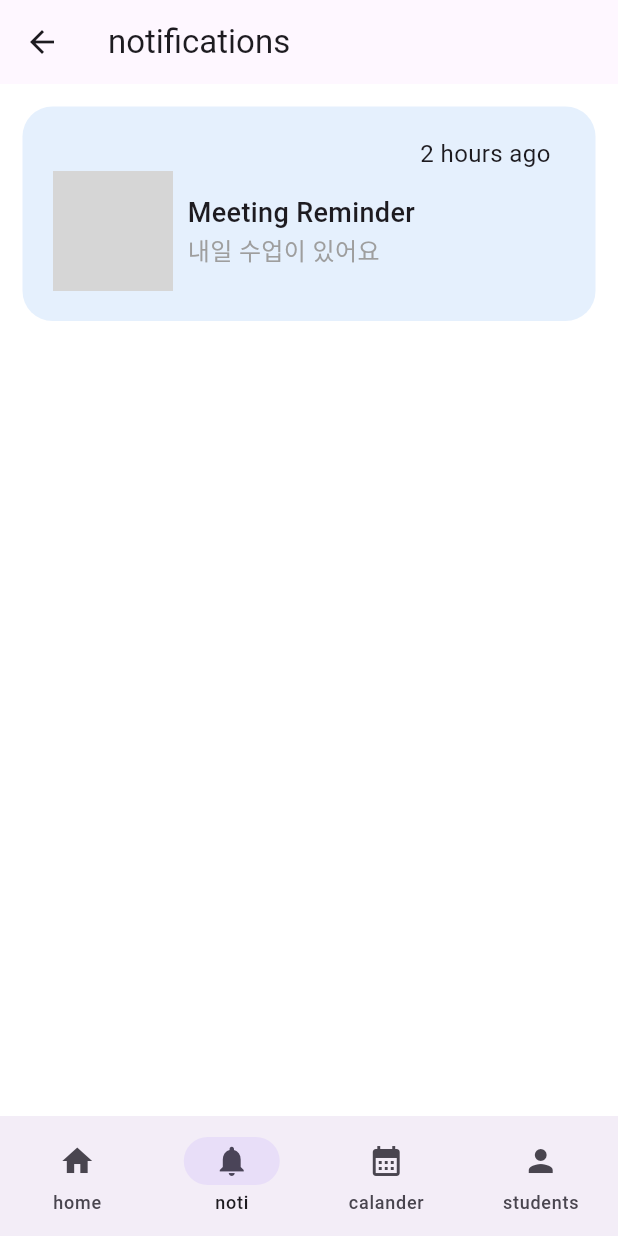
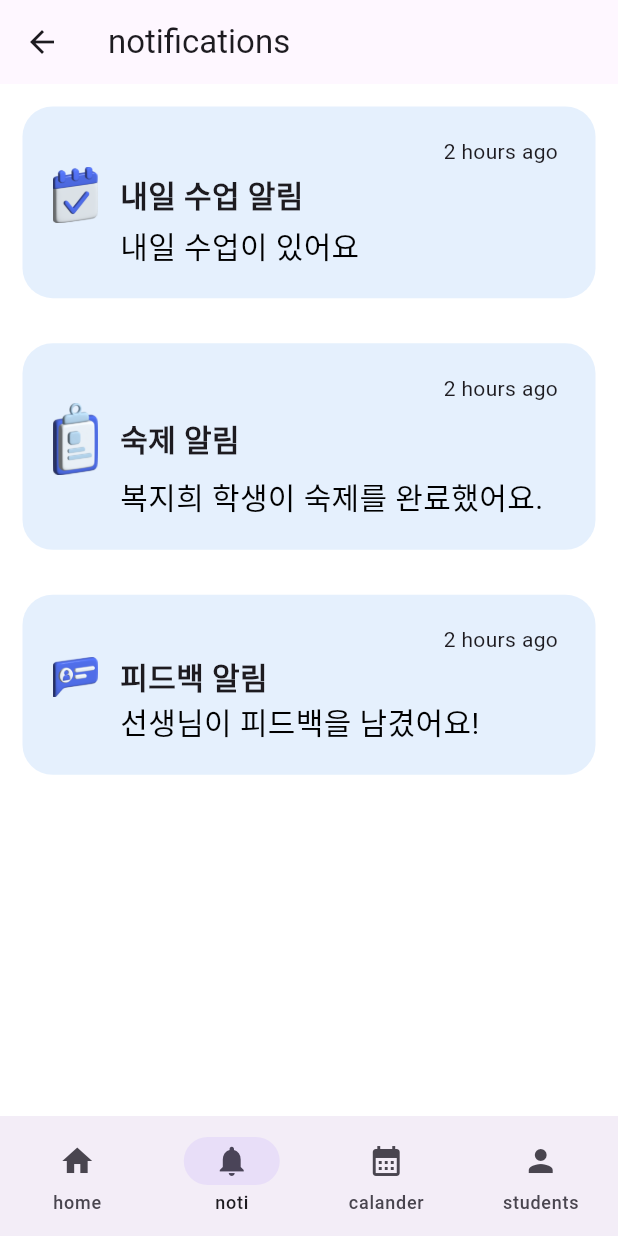
Before and after one commit to Tutorpus/Tutorpus-frontend, a Flutter app: the screen it shows after launch, after a tap on "가짜", on a phone screen of 412 x 824 dp. Run offline on Flutter 3.47's test engine with Material 3 defaults, Android fonts, the light colour scheme and no system bars; our stand-ins replace flutter_svg; grey boxes are pictures that could not be loaded.

Commit message:
notification complete

```diff
--- a/lib/pages/notifications.dart
+++ b/lib/pages/notifications.dart
@@ -23,10 +23,20 @@ class _NotiState extends State<Noti> {
           child: Column(
             children: [
               NotificationBox(
-                  title: 'Meeting Reminder',
+                  title: '내일 수업 알림',
                   detail: '내일 수업이 있어요',
                   time: '2 hours ago',
-                  type: 'meeting'),
+                  type: 'calendar'),
+              NotificationBox(
+                  title: '숙제 알림',
+                  detail: '복지희 학생이 숙제를 완료했어요.',
+                  time: '2 hours ago',
+                  type: 'homework'),
+              NotificationBox(
+                  title: '피드백 알림',
+                  detail: '선생님이 피드백을 남겼어요!',
+                  time: '2 hours ago',
+                  type: 'feedback'),
             ],
           ),
         ),
@@ -43,17 +53,15 @@ class _NotiState extends State<Noti> {
     // 타입에 따른 이미지 경로 설정
     String imagePath;
     switch (type) {
-      case 'meeting':
-        imagePath = 'assets/images/meeting.png';
-        break;
       case 'homework':
         imagePath = 'assets/images/homework.png';
         break;
-      case 'event':
-        imagePath = 'assets/images/event.png';
+      case 'feedback':
+        imagePath = 'assets/images/feedback.png';
         break;
       default:
-        imagePath = 'assets/images/default.png'; // 기본 이미지
+        'calendar';
+        imagePath = 'assets/images/calendar.png'; // 기본 이미지
     }
 
     return Padding(
@@ -73,36 +81,33 @@ class _NotiState extends State<Noti> {
                 children: [
                   Text(
                     time,
-                    style: const TextStyle(fontSize: 16),
+                    style: const TextStyle(fontSize: 14),
                   ),
-                  const SizedBox(width: 10),
+                  const SizedBox(width: 5),
                 ],
               ),
               Row(
                 children: [
-                  Image.asset(
-                    imagePath, // 동적으로 설정된 이미지 경로
-                    width: 80,
-                  ),
                   Padding(
-                    padding: const EdgeInsets.only(left: 10),
-                    child: Column(
-                      crossAxisAlignment: CrossAxisAlignment.start,
-                      children: [
-                        Text(
-                          title,
-                          style: const TextStyle(
-                              fontSize: 18, fontWeight: FontWeight.w500),
-                        ),
-                        Text(
-                          detail,
-                          style:
-                              const TextStyle(fontSize: 16, color: Colors.grey),
-                        ),
-                      ],
+                    padding: const EdgeInsets.only(right: 15.0),
+                    child: Image.asset(
+                      imagePath, // 동적으로 설정된 이미지 경로
+                      width: 30,
                     ),
                   ),
+                  Text(
+                    title,
+                    style: const TextStyle(
+                        fontSize: 20, fontWeight: FontWeight.w600),
+                  ),
                 ],
+              ),
+              Padding(
+                padding: const EdgeInsets.only(left: 45.0),
+                child: Text(
+                  detail,
+                  style: const TextStyle(fontSize: 20, color: Colors.black),
+                ),
               ),
             ],
           ),
--- a/lib/pages/signin_mem_select.dart
+++ b/lib/pages/signin_mem_select.dart
@@ -1,7 +1,7 @@
 import 'package:flutter/material.dart';
 import 'package:flutter_svg/flutter_svg.dart';
 import 'package:http/http.dart' as http;
-import 'package:tutorpus/pages/signup_stu.dart';
+import 'package:tutorpus/pages/signup_student.dart';
 import 'package:tutorpus/pages/signup_teacher.dart';
 import 'dart:convert';
 import 'package:tutorpus/utils/oval_button.dart';
--- /dev/null
+++ b/lib/pages/student_list.dart
@@ -0,0 +1,15 @@
+import 'package:flutter/material.dart';
+
+class StuList extends StatefulWidget {
+  const StuList({super.key});
+
+  @override
+  State<StuList> createState() => _StuListState();
+}
+
+class _StuListState extends State<StuList> {
+  @override
+  Widget build(BuildContext context) {
+    return const Placeholder();
+  }
+}
```
Also changed, not shown: lib/pages/home.dart (deleted), lib/pages/home_main.dart (added), lib/pages/signup_student.dart (renamed from lib/pages/signup_stu.dart), 1 other file.
